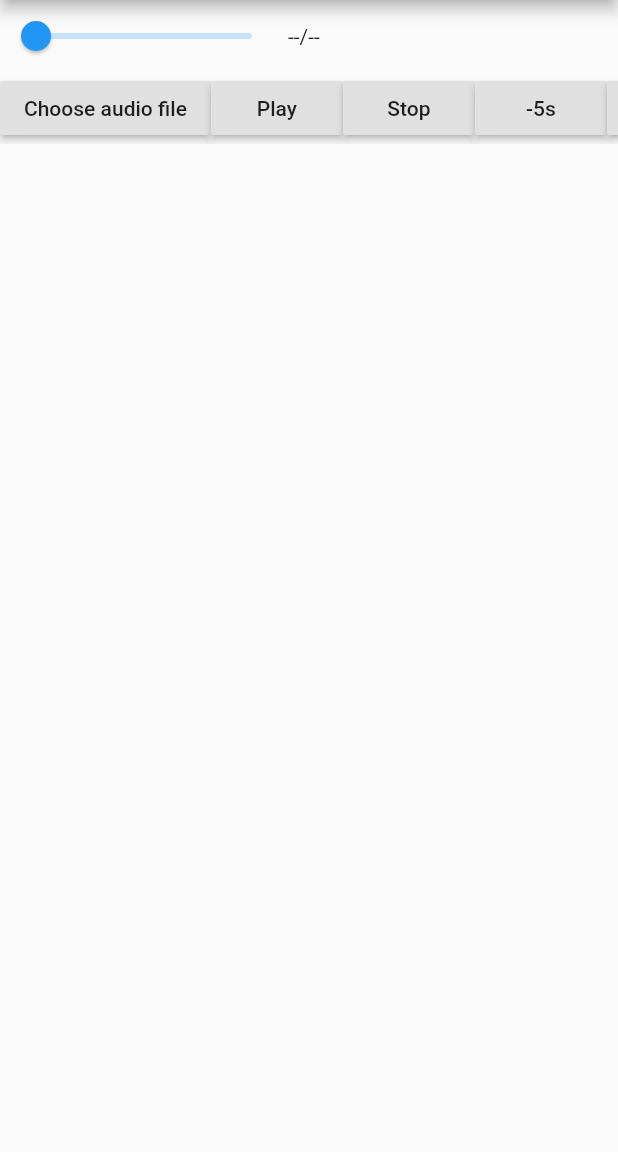
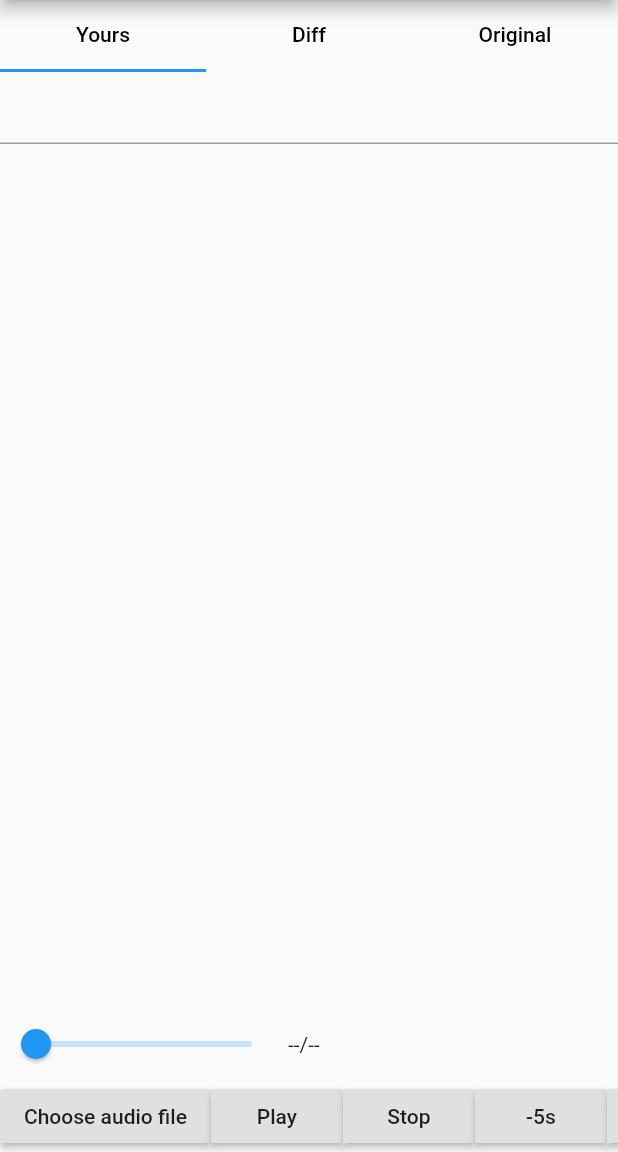
Before and after one commit to Mr-Pepe/tingting, a Flutter app: the screen it shows after launch, on a phone screen of 412 x 824 dp, the part 84-1236 px from its top. Run offline on Flutter 3.47's test engine with Material 2 defaults, Android fonts, the phone set to English and light mode, and no system bars; our stand-ins replace file_picker, just_audio.

Commit message:
Extract player controls to own file

```diff
--- /dev/null
+++ b/lib/playerControls.dart
@@ -0,0 +1,178 @@
+import 'package:file_picker/file_picker.dart';
+import 'package:flutter/material.dart';
+import 'package:just_audio/just_audio.dart';
+import 'package:provider/provider.dart';
+import 'package:tingting/tingtingViewModel.dart';
+import 'package:tingting/utils.dart';
+import 'package:tingting/values/strings.dart';
+
+class PlayerControls extends StatelessWidget {
+  @override
+  Widget build(BuildContext context) {
+    final model = Provider.of<TingTingViewModel>(context);
+
+    return Container(
+      child: StreamBuilder<Duration>(
+        stream: model.player.durationStream,
+        builder: (context, snapshot) {
+          final duration = snapshot.data ?? Duration.zero;
+
+          return StreamBuilder<Duration>(
+            stream: model.player.getPositionStream(),
+            builder: (context, snapshot) {
+              Duration position = snapshot.data ?? Duration.zero;
+              if (position > duration) {
+                position = duration;
+              }
+              return Column(
+                children: <Widget>[
+                  ProgressBar(
+                    duration: duration,
+                    position: position,
+                    onChangeEnd: (newPosition) {
+                      model.player.seek(newPosition);
+                    },
+                  ),
+                  StreamBuilder<FullAudioPlaybackState>(
+                    stream: model.player.fullPlaybackStateStream,
+                    builder: (context, snapshot) {
+                      final fullState = snapshot.data;
+                      final state = fullState?.state;
+                      final buffering = fullState?.buffering;
+
+                      return SingleChildScrollView(
+                        scrollDirection: Axis.horizontal,
+                        child: Row(
+                          children: <Widget>[
+                            RaisedButton(
+                              child: Text(Strings.chooseAudioFile),
+                              onPressed: () async {
+                                final audioFile = await FilePicker.getFile();
+                                if (audioFile != null) {
+                                  model.setAudioFile(audioFile);
+                                }
+                              },
+                            ),
+                            RaisedButton(
+                              child: (state != AudioPlaybackState.playing)
+                                  ? Text("Play")
+                                  : Text("Pause"),
+                              onPressed: () {
+                                (state != AudioPlaybackState.playing)
+                                    ? model.player.play()
+                                    : model.player.pause();
+                              },
+                            ),
+                            RaisedButton(
+                              child: Text("Stop"),
+                              onPressed: () {
+                                model.player.stop();
+                              },
+                            ),
+                            RaisedButton(
+                              child: Text("-5s"),
+                              onPressed: () {
+                                model.player.seek(clampDuration(
+                                    position - Duration(seconds: 5),
+                                    Duration.zero,
+                                    duration));
+                              },
+                            ),
+                            RaisedButton(
+                              child: Text("+5s"),
+                              onPressed: () {
+                                model.player.play();
+                                model.player.pause();
+                                model.player.seek(clampDuration(
+                                    position + Duration(seconds: 5),
+                                    Duration.zero,
+                                    duration));
+                              },
+                            ),
+                          ],
+                        ),
+                      );
+                    },
+                  ),
+                ],
+              );
+            },
+          );
+        },
+      ),
+    );
+  }
+}
+
+class ProgressBar extends StatefulWidget {
+  final Duration duration;
+  final Duration position;
+  final ValueChanged<Duration> onChanged;
+  final ValueChanged<Duration> onChangeEnd;
+
+  ProgressBar({
+    @required this.duration,
+    @required this.position,
+    this.onChanged,
+    this.onChangeEnd,
+  });
+
+  @override
+  _ProgressBarState createState() => _ProgressBarState();
+}
+
+class _ProgressBarState extends State<ProgressBar> {
+  Duration _dragValue;
+
+  @override
+  Widget build(BuildContext context) {
+    return Row(
+      children: <Widget>[
+        Slider(
+          min: 0.0,
+          max: widget.duration.inMilliseconds.toDouble(),
+          value: _dragValue?.inMilliseconds?.toDouble() ??
+              widget.position.inMilliseconds.toDouble(),
+          onChanged: (value) {
+            setState(() {
+              _dragValue = Duration(milliseconds: value.round());
+            });
+            if (widget.onChanged != null) {
+              widget.onChanged(Duration(milliseconds: value.round()));
+            }
+          },
+          onChangeEnd: (value) {
+            _dragValue = null;
+            if (widget.onChangeEnd != null) {
+              widget.onChangeEnd(Duration(milliseconds: value.round()));
+            }
+          },
+        ),
+        ProgressText(
+          duration: widget.duration,
+          position: _dragValue ?? widget.position,
+        )
+      ],
+    );
+  }
+}
+
+class ProgressText extends StatelessWidget {
+  final Duration duration;
+  final Duration position;
+  const ProgressText({@required this.duration, @required this.position});
+
+  @override
+  Widget build(BuildContext context) {
+    final text = duration == Duration.zero
+        ? "--/--"
+        : position.inMinutes.toString() +
+            ":" +
+            (position.inSeconds % 60).toString() +
+            " / " +
+            duration.inMinutes.toString() +
+            ":" +
+            (duration.inSeconds % 60).toString();
+    return Text(text);
+  }
+}
--- a/lib/tingting.dart
+++ b/lib/tingting.dart
@@ -1,10 +1,7 @@
-import 'package:file_picker/file_picker.dart';
 import 'package:flutter/material.dart';
-import 'package:just_audio/just_audio.dart';
 import 'package:provider/provider.dart';
+import 'package:tingting/playerControls.dart';
 import 'package:tingting/tingtingViewModel.dart';
-import 'package:tingting/utils.dart';
-import 'package:tingting/values/strings.dart';
 
 class TingTing extends StatefulWidget {
   TingTing({Key key}) : super(key: key);
@@ -13,175 +10,88 @@ class TingTing extends StatefulWidget {
   _TingTingState createState() => _TingTingState();
 }
 
-class _TingTingState extends State<TingTing> {
+class _TingTingState extends State<TingTing>
+    with SingleTickerProviderStateMixin {
+  final List<Tab> tabs = <Tab>[
+    Tab(text: 'Yours'),
+    Tab(text: 'Diff'),
+    Tab(text: 'Original'),
+  ];
+
+  TabController _tabController;
+
+  @override
+  void initState() {
+    super.initState();
+    _tabController = TabController(vsync: this, length: tabs.length);
+  }
+
+  @override
+  void dispose() {
+    _tabController.dispose();
+    super.dispose();
+  }
+
   @override
   Widget build(BuildContext context) {
     final model = Provider.of<TingTingViewModel>(context);
 
     return Container(
       child: Center(
-        child: StreamBuilder<Duration>(
-          stream: model.player.durationStream,
-          builder: (context, snapshot) {
-            final duration = snapshot.data ?? Duration.zero;
+          child: Column(
+        children: <Widget>[
+          TabBar(
+            controller: _tabController,
+            tabs: tabs,
+            unselectedLabelColor: Colors.black,
+            labelColor: Colors.black,
+          ),
+          Expanded(
+            child: TabBarView(
+              controller: _tabController,
+              children: <Widget>[
+                InputTextField(),
+                Text("2"),
+                Text("3"),
+              ],
+            ),
+          ),
+          PlayerControls(),
+        ],
+      )),
+    );
+  }
+}
 
-            return StreamBuilder<Duration>(
-              stream: model.player.getPositionStream(),
-              builder: (context, snapshot) {
-                Duration position = snapshot.data ?? Duration.zero;
-                if (position > duration) {
-                  position = duration;
-                }
-                return Column(
-                  children: <Widget>[
-                    ProgressBar(
-                      duration: duration,
-                      position: position,
-                      onChangeEnd: (newPosition) {
-                        model.player.seek(newPosition);
-                      },
-                    ),
-                    StreamBuilder<FullAudioPlaybackState>(
-                      stream: model.player.fullPlaybackStateStream,
-                      builder: (context, snapshot) {
-                        final fullState = snapshot.data;
-                        final state = fullState?.state;
-                        final buffering = fullState?.buffering;
+class InputTextField extends StatefulWidget {
+  @override
+  _InputTextFieldState createState() => _InputTextFieldState();
+}
 
-                        return SingleChildScrollView(
-                          scrollDirection: Axis.horizontal,
-                          child: Row(
-                            children: <Widget>[
-                              RaisedButton(
-                                child: Text(Strings.chooseAudioFile),
-                                onPressed: () async {
-                                  final audioFile = await FilePicker.getFile();
-                                  if (audioFile != null) {
-                                    model.setAudioFile(audioFile);
-                                  }
-                                },
-                              ),
-                              RaisedButton(
-                                child: (state != AudioPlaybackState.playing)
-                                    ? Text("Play")
-                                    : Text("Pause"),
-                                onPressed: () {
-                                  (state != AudioPlaybackState.playing)
-                                      ? model.player.play()
-                                      : model.player.pause();
-                                },
-                              ),
-                              RaisedButton(
-                                child: Text("Stop"),
-                                onPressed: () {
-                                  model.player.stop();
-                                },
-                              ),
-                              RaisedButton(
-                                child: Text("-5s"),
-                                onPressed: () {
-                                  model.player.seek(clampDuration(
-                                      position - Duration(seconds: 5),
-                                      Duration.zero,
-                                      duration));
-                                },
-                              ),
-                              RaisedButton(
-                                child: Text("+5s"),
-                                onPressed: () {
-                                  model.player.play();
-                                  model.player.pause();
-                                  model.player.seek(clampDuration(
-                                      position + Duration(seconds: 5),
-                                      Duration.zero,
-                                      duration));
-                                },
-                              ),
-                            ],
-                          ),
-                        );
-                      },
-                    ),
-                  ],
-                );
-              },
-            );
-          },
-        ),
+class _InputTextFieldState extends State<InputTextField> {
+  TextEditingController _textController;
+
+  @override
+  void initState() {
+    super.initState();
+    _textController = TextEditingController();
+  }
+
+  @override
+  void dispose() {
+    _textController.dispose();
+    super.dispose();
+  }
+
+  @override
+  Widget build(BuildContext context) {
+    final model = Provider.of<TingTingViewModel>(context);
+
+    return Container(
+      child: TextField(
+        controller: _textController,
+        onChanged: (value) {},
       ),
     );
   }
 }
-
-class ProgressBar extends StatefulWidget {
-  final Duration duration;
-  final Duration position;
-  final ValueChanged<Duration> onChanged;
-  final ValueChanged<Duration> onChangeEnd;
-
-  ProgressBar({
-    @required this.duration,
-    @required this.position,
-    this.onChanged,
-    this.onChangeEnd,
-  });
-
-  @override
-  _ProgressBarState createState() => _ProgressBarState();
-}
-
-class _ProgressBarState extends State<ProgressBar> {
-  Duration _dragValue;
-
-  @override
-  Widget build(BuildContext context) {
-    return Row(
-      children: <Widget>[
-        Slider(
-          min: 0.0,
-          max: widget.duration.inMilliseconds.toDouble(),
-          value: _dragValue?.inMilliseconds?.toDouble() ??
-              widget.position.inMilliseconds.toDouble(),
-          onChanged: (value) {
-            setState(() {
-              _dragValue = Duration(milliseconds: value.round());
-            });
-            if (widget.onChanged != null) {
-              widget.onChanged(Duration(milliseconds: value.round()));
-            }
-          },
-          onChangeEnd: (value) {
-            _dragValue = null;
-            if (widget.onChangeEnd != null) {
-              widget.onChangeEnd(Duration(milliseconds: value.round()));
-            }
-          },
-        ),
-        ProgressText(
-          duration: widget.duration,
-          position: _dragValue ?? widget.position,
-        )
-      ],
-    );
-  }
-}
-
-class ProgressText extends StatelessWidget {
-  final Duration duration;
-  final Duration position;
-  const ProgressText({@required this.duration, @required this.position});
-
-  @override
-  Widget build(BuildContext context) {
-    final text = duration == Duration.zero
-        ? "--/--"
-        : position.inMinutes.toString() +
-            ":" +
-            (position.inSeconds % 60).toString() +
-            " / " +
-            duration.inMinutes.toString() +
-            ":" +
-            (duration.inSeconds % 60).toString();
-    return Text(text);
-  }
-}
```
